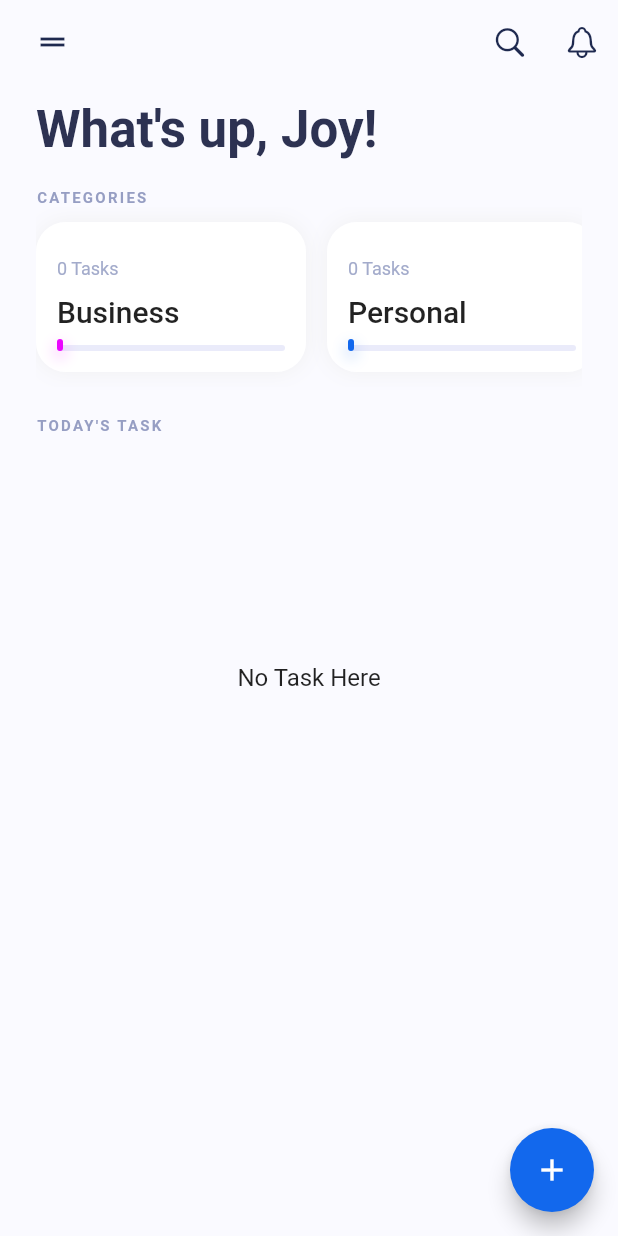
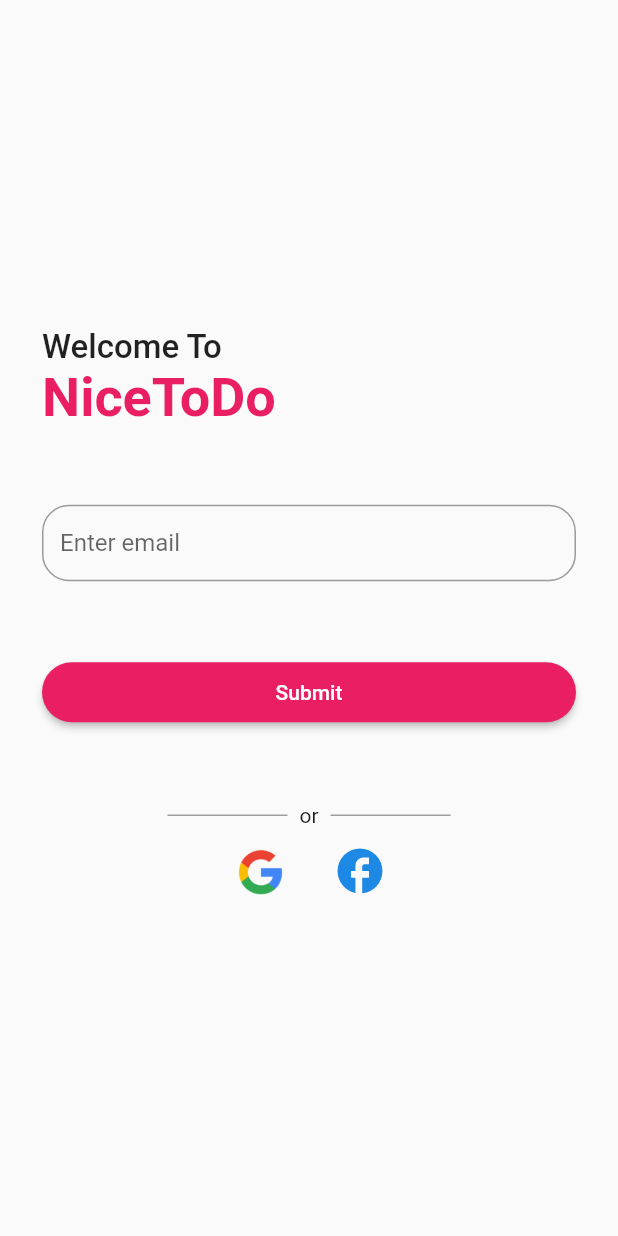
Before and after one commit to udaymrx/Todo-App, a Flutter app: the screen it shows after launch, on a phone screen of 412 x 824 dp. Run offline on Flutter 3.47's test engine with Material 2 defaults, Android fonts, the phone set to English and light mode, and no system bars; our stand-ins replace auto_route, firebase_auth, firebase_core, firebase_dynamic_links, flutter_riverpod, freezed_annotation and 1 more; accounts and stored records are empty.

Commit message:
firebase signin with email done

```diff
--- /dev/null
+++ b/lib/global_provider.dart
@@ -0,0 +1,4 @@
+import 'package:flutter_riverpod/flutter_riverpod.dart';
+import 'package:nicetodo/util/service/firebase_service.dart';
+
+final firebaseProvider = Provider((ref) => FirebaseService());
--- a/lib/main.dart
+++ b/lib/main.dart
@@ -1,24 +1,38 @@
+import 'package:auto_route/auto_route.dart';
+import 'package:firebase_core/firebase_core.dart';
 import 'package:flutter/material.dart';
 import 'package:flutter_riverpod/flutter_riverpod.dart';
 
-import 'view/todo/homepage.dart';
+import 'router/router.gr.dart';
+import 'util/service/shared_prefrence.dart';
 
-void main() {
-  runApp(const ProviderScope(child: MyApp()));
+void main() async {
+  WidgetsFlutterBinding.ensureInitialized();
+
+  await Firebase.initializeApp();
+
+  await UserPreferences.init();
+  runApp(ProviderScope(child: MyApp()));
 }
 
 class MyApp extends StatelessWidget {
-  const MyApp({Key? key}) : super(key: key);
+  MyApp({Key? key}) : super(key: key);
+
+  final _appRouter = AppRouter();
 
   @override
   Widget build(BuildContext context) {
-    return MaterialApp(
+    return MaterialApp.router(
       title: 'NiceToDo',
       debugShowCheckedModeBanner: false,
       theme: ThemeData(
-        primarySwatch: Colors.blue,
+        primarySwatch: Colors.pink,
       ),
-      home: const HomePage(),
+      routerDelegate: AutoRouterDelegate(
+        _appRouter,
+      ),
+      routeInformationProvider: _appRouter.routeInfoProvider(),
+      routeInformationParser: _appRouter.defaultRouteParser(),
     );
   }
 }
--- /dev/null
+++ b/lib/util/service/firebase_service.dart
@@ -0,0 +1,54 @@
+import 'package:firebase_auth/firebase_auth.dart';
+import 'package:flutter/rendering.dart';
+
+class FirebaseService {
+  FirebaseAuth auth = FirebaseAuth.instance;
+
+  Future<void> signInWithLink(String email) async {
+    ActionCodeSettings actionCodeSettings = ActionCodeSettings(
+      url: "https://gnicetodo.page.link",
+      androidPackageName: "com.gione.nicetodo",
+      handleCodeInApp: true,
+      iOSBundleId: "com.gione.nicetodo",
+      androidInstallApp: false,
+      androidMinimumVersion: "1",
+    );
+
+    try {
+      await auth.sendSignInLinkToEmail(
+          email: email, actionCodeSettings: actionCodeSettings);
+      debugPrint('Successfully sent email verification');
+    } catch (e) {
+      debugPrint('Error sending email verification $e');
+    }
+  }
+
+  Future<User?> verifyEmail(
+      {required String email, required String emailLink}) async {
+    // Confirm the link is a sign-in with email link.
+    if (FirebaseAuth.instance.isSignInWithEmailLink(emailLink)) {
+      // The client SDK will parse the code from the link for you.
+      final userCredential = await FirebaseAuth.instance
+          .signInWithEmailLink(email: email, emailLink: emailLink);
+
+      // You can access the new user via userCredential.user.
+      debugPrint('Successfully signed in with email link!');
+
+      return userCredential.user;
+    } else {
+      return null;
+    }
+  }
+
+  Future<void> reAuth(
+      {required String email, required String emailLink}) async {
+    final userCredential = await FirebaseAuth.instance
+        .signInWithEmailLink(email: email, emailLink: emailLink);
+    try {
+      await FirebaseAuth.instance.currentUser
+          ?.reauthenticateWithCredential(userCredential.credential!);
+    } catch (error) {
+      debugPrint("Error reauthenticating credential.");
+    }
+  }
+}
--- /dev/null
+++ b/lib/view/auth/initial_page.dart
@@ -0,0 +1,27 @@
+import 'package:firebase_auth/firebase_auth.dart';
+import 'package:flutter/material.dart';
+
+import '../todo/homepage.dart';
+import 'signin_page.dart';
+
+class InitialPage extends StatelessWidget {
+  const InitialPage({Key? key}) : super(key: key);
+
+  @override
+  Widget build(BuildContext context) {
+    return StreamBuilder(
+      stream: FirebaseAuth.instance.authStateChanges(),
+      builder: (BuildContext context, snapshot) {
+        if (snapshot.connectionState == ConnectionState.waiting) {
+          return const CircularProgressIndicator();
+        } else if (snapshot.hasError) {
+          return const Center(child: Text("Something went wrong!"));
+        } else if (snapshot.hasData) {
+          return const HomePage();
+        } else {
+          return const SignInPage();
+        }
+      },
+    );
+  }
+}
--- /dev/null
+++ b/lib/view/auth/signin_page.dart
@@ -0,0 +1,133 @@
+import 'package:flutter/material.dart';
+import 'package:auto_route/auto_route.dart';
+import 'package:flutter_riverpod/flutter_riverpod.dart';
+import 'package:nicetodo/global_provider.dart';
+import 'package:nicetodo/util/text_validation/text_validation.dart';
+import 'package:nicetodo/view/widgets/loading_dialog.dart';
+
+import '../../router/router.gr.dart';
+
+class SignInPage extends ConsumerStatefulWidget {
+  const SignInPage({Key? key}) : super(key: key);
+
+  @override
+  _SignInPageState createState() => _SignInPageState();
+}
+
+class _SignInPageState extends ConsumerState<SignInPage> {
+  String email = "";
+
+  final _formKey = GlobalKey<FormState>();
+
+  Future<void> submit() async {
+    if (_formKey.currentState!.validate()) {
+      showLoading(context);
+      await ref.read(firebaseProvider).signInWithLink(email);
+      Navigator.pop(context);
+      context.pushRoute(VerificationRoute(email: email));
+    }
+  }
+
+  @override
+  Widget build(BuildContext context) {
+    return Scaffold(
+      resizeToAvoidBottomInset: false,
+      body: Form(
+        key: _formKey,
+        child: Padding(
+          padding: const EdgeInsets.all(28),
+          child: Column(
+            crossAxisAlignment: CrossAxisAlignment.start,
+            children: [
+              const Spacer(),
+              RichText(
+                  text: const TextSpan(
+                      text: "Welcome To\n",
+                      style: TextStyle(
+                        color: Colors.black87,
+                        fontSize: 22,
+                        fontWeight: FontWeight.w500,
+                      ),
+                      children: [
+                    TextSpan(
+                      text: "NiceToDo",
+                      style: TextStyle(
+                        color: Colors.pink,
+                        fontSize: 36,
+                        fontWeight: FontWeight.w700,
+                      ),
+                    ),
+                  ])),
+              const SizedBox(height: 50),
+              TextFormField(
+                decoration: InputDecoration(
+                  isDense: true,
+                  hintText: "Enter email",
+                  border: OutlineInputBorder(
+                    borderRadius: BorderRadius.circular(18),
+                  ),
+                ),
+                validator: (value) => Validate.email(value!),
+                autovalidateMode: AutovalidateMode.onUserInteraction,
+                onChanged: (val) {
+                  email = val;
+                },
+              ),
+              const SizedBox(height: 50),
+              ElevatedButton(
+                onPressed: submit,
+                style: ElevatedButton.styleFrom(
+                  shape: const StadiumBorder(),
+                  minimumSize: const Size(double.maxFinite, 40),
+                ),
+                child: const Text("Submit"),
+              ),
+              const SizedBox(height: 50),
+              Row(
+                mainAxisAlignment: MainAxisAlignment.center,
+                children: const [
+                  SizedBox(
+                      width: 80,
+                      child: Divider(
+                        thickness: 1,
+                        color: Colors.grey,
+                      )),
+                  Padding(
+                    padding: EdgeInsets.symmetric(horizontal: 8),
+                    child: Text("or"),
+                  ),
+                  SizedBox(
+                      width: 80,
+                      child: Divider(
+                        thickness: 1,
+                        color: Colors.grey,
+                      )),
+                ],
+              ),
+              Row(
+                mainAxisAlignment: MainAxisAlignment.center,
+                children: [
+                  Padding(
+                    padding: const EdgeInsets.only(top: 6),
+                    child: IconButton(
+                        onPressed: () {},
+                        icon: Image.asset("assets/images/google_logo.png")),
+                  ),
+                  const SizedBox(width: 16),
+                  IconButton(
+                      onPressed: () {},
+                      icon: Icon(
+                        Icons.facebook,
+                        color: Colors.blue[600],
+                        size: 36,
+                      )),
+                ],
+              ),
+              const Spacer(),
+            ],
+          ),
+        ),
+      ),
+    );
+  }
+}
--- a/lib/view/todo/homepage.dart
+++ b/lib/view/todo/homepage.dart
@@ -1,7 +1,10 @@
+import 'package:auto_route/auto_route.dart';
+import 'package:firebase_auth/firebase_auth.dart';
 import 'package:flutter/cupertino.dart';
 import 'package:flutter/material.dart';
 import 'package:flutter_riverpod/flutter_riverpod.dart';
 import 'package:nicetodo/const/colors.dart';
+import 'package:nicetodo/router/router.gr.dart';
 import 'package:nicetodo/todo/provider/task_controller.dart';
 import 'package:nicetodo/view/todo/add_task_page.dart';
 import 'package:nicetodo/view/widgets/category_card.dart';
@@ -17,6 +20,8 @@ class HomePage extends StatefulWidget {
 class _HomePageState extends State<HomePage> {
   @override
   Widget build(BuildContext context) {
+    final user = FirebaseAuth.instance.currentUser;
+
     return Scaffold(
       backgroundColor: background,
       appBar: AppBar(
@@ -24,7 +29,10 @@ class _HomePageState extends State<HomePage> {
         backgroundColor: background,
         foregroundColor: black,
         leading: IconButton(
-          onPressed: () {},
+          onPressed: () async {
+            context.pushRoute(const SettingsRoute());
+            // await FirebaseAuth.instance.signOut();
+          },
           icon: const Icon(Icons.drag_handle_outlined),
         ),
         leadingWidth: 70,
@@ -48,7 +56,7 @@ class _HomePageState extends State<HomePage> {
             Padding(
               padding: const EdgeInsets.only(top: 10, bottom: 20),
               child: Text(
-                "What's up, Joy!",
+                "What's up, ${user?.email ?? "Joy"}!",
                 style: Theme.of(context).textTheme.headlineMedium!.copyWith(
                     fontWeight: FontWeight.bold,
                     color: const Color(0xff2d3252)),
```
Also changed, not shown: lib/router/auth_guard.dart (added, +18 -0 lines), lib/router/router.dart (added, +24 -0 lines), lib/util/service/shared_prefrence.dart (added, +67 -0 lines), lib/util/text_validation/text_validation.dart (added, +111 -0 lines), lib/view/auth/settings_page.dart (added, +118 -0 lines), lib/view/auth/verification_page.dart (added, +82 -0 lines), lib/view/widgets/loading_dialog.dart (added, +38 -0 lines), pubspec.yaml (+8 -3 lines), assets/images/google_logo.png (added), lib/router/router.gr.dart (added), pubspec.lock, 4 other files.
